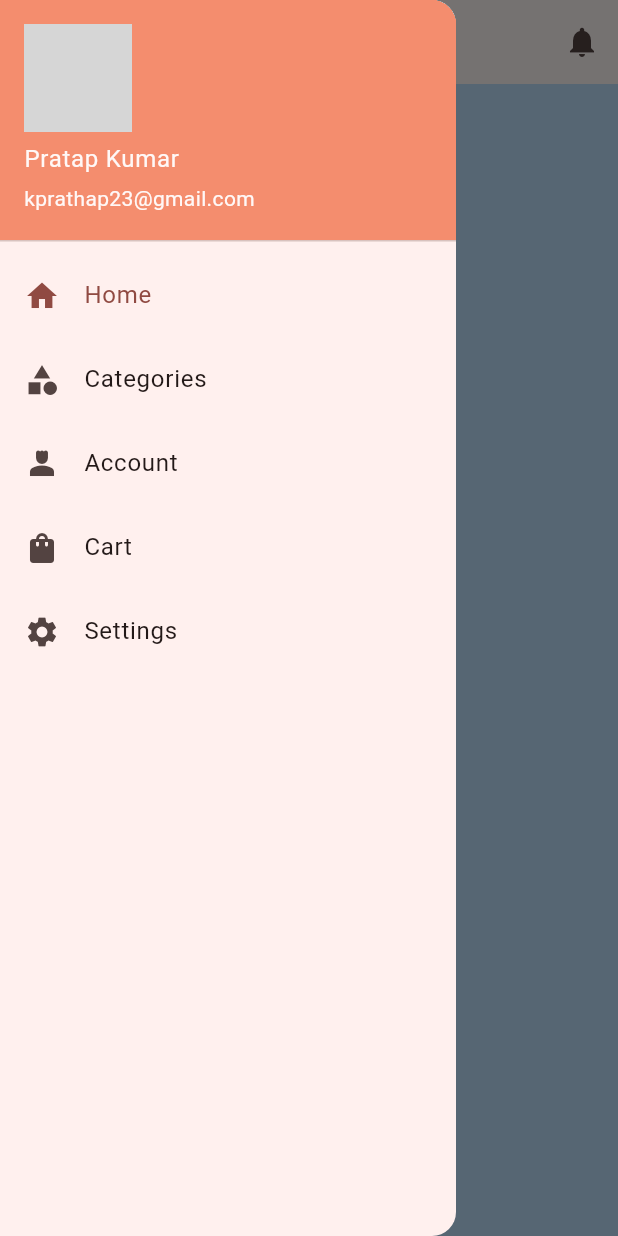
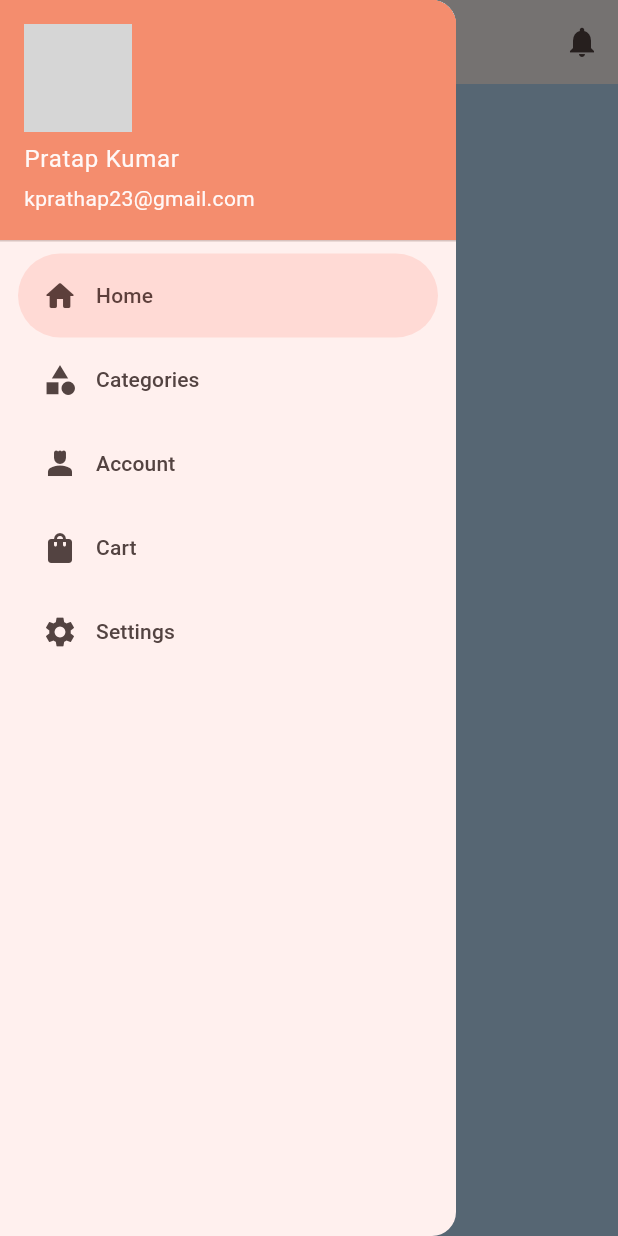
Before and after one commit to kprathap23/FlutterApps, a Flutter app: the screen it shows after launch, with the side drawer open, on a phone screen of 412 x 824 dp. Run offline on Flutter 3.47's test engine with Material 3 defaults, Android fonts, the phone set to English and light mode, and no system bars; our stand-ins replace badges, cached_network_image, connectivity_plus, flutter_rating_bar, timeago, webview_flutter; network calls fail; grey boxes are pictures that could not be loaded.

Commit message:
added new NavigationDrawer code to support m3

```diff
--- a/flutter_ui_screens/lib/screens/drawer/DrawerNavigationScreen.dart
+++ b/flutter_ui_screens/lib/screens/drawer/DrawerNavigationScreen.dart
@@ -18,13 +18,11 @@ class DrawerNavgiationScreen extends StatefulWidget {
 
 class _DrawerNavgiationScreenState extends State<DrawerNavgiationScreen> {
   int _selectedIndex = 0;
-  static const TextStyle optionStyle =
-      TextStyle(fontSize: 30, fontWeight: FontWeight.bold);
-  List<Widget> _widgetOptions = <Widget>[];
 
   void _onItemTapped(int index) {
     setState(() {
       _selectedIndex = index;
+      Navigator.pop(context);
     });
   }
 
@@ -40,7 +38,8 @@ class _DrawerNavgiationScreenState extends State<DrawerNavgiationScreen> {
               onPressed: () {
                 Navigator.push(
                   context,
-                MaterialPageRoute(builder: (context) => NotificationsScreens()),
+                  MaterialPageRoute(
+                      builder: (context) => const NotificationsScreens()),
                 );
               },
             ),
@@ -55,12 +54,11 @@ class _DrawerNavgiationScreenState extends State<DrawerNavgiationScreen> {
             SettingsScreen(),
           ][_selectedIndex],
         ),
-      drawer: Drawer(
-        child: ListView(
-          // Important: Remove any padding from the ListView.
-          padding: EdgeInsets.zero,
-          children: [
-            const UserAccountsDrawerHeader(
+        drawer: NavigationDrawer(
+          selectedIndex: _selectedIndex,
+          onDestinationSelected: _onItemTapped,
+          children: const [
+            UserAccountsDrawerHeader(
               accountName: Text("Pratap Kumar"),
               accountEmail: Text("kprathap23@gmail.com"),
               decoration: BoxDecoration(
@@ -70,70 +68,124 @@ class _DrawerNavgiationScreenState extends State<DrawerNavgiationScreen> {
                   backgroundImage: NetworkImage(
                       "https://randomuser.me/api/portraits/men/46.jpg")),
             ),
-            // const DrawerHeader(
-            //   decoration: BoxDecoration(
-            //     color: Colors.blue,
+            // Padding(
+            //   padding: EdgeInsets.fromLTRB(28, 16, 16, 10),
+            //   child: Text(
+            //     'Header',
+            //     style: TextStyle(fontSize: 15,fontWeight: FontWeight.w600),
             //   ),
-            //   child: Text('Drawer Header'),
             // ),
-            ListTile(
-              leading: const Icon(Icons.home),
-              title: const Text('Home'),
-              selected: _selectedIndex == 0,
-              onTap: () {
-                // Update the state of the app
-                _onItemTapped(0);
-                // Then close the drawer
-                Navigator.pop(context);
-              },
+            // Divider(),
+            NavigationDrawerDestination(
+              label: Text("Home"),
+              icon: Icon(Icons.home),
+              selectedIcon: Icon(Icons.home_rounded),
             ),
-            ListTile(
-              leading: const Icon(Icons.category),
-              title: const Text('Categories'),
-              selected: _selectedIndex == 1,
-              onTap: () {
-                // Update the state of the app
-                _onItemTapped(1);
-                // Then close the drawer
-                Navigator.pop(context);
-              },
+            NavigationDrawerDestination(
+              label: Text("Categories"),
+              icon: Icon(Icons.category),
+              selectedIcon: Icon(Icons.category_rounded),
             ),
-            ListTile(
-              leading: const Icon(Icons.person_4),
-              title: const Text('Account'),
-              selected: _selectedIndex == 2,
-              onTap: () {
-                // Update the state of the app
-                _onItemTapped(2);
-                // Then close the drawer
-                Navigator.pop(context);
-              },
+
+            NavigationDrawerDestination(
+              label: Text("Account"),
+              icon: Icon(Icons.person_4),
+              selectedIcon: Icon(Icons.person_4_rounded),
             ),
-            ListTile(
-              leading: const Icon(Icons.shopping_bag),
-              title: const Text('Cart'),
-              selected: _selectedIndex == 3,
-              onTap: () {
-                // Update the state of the app
-                _onItemTapped(3);
-                // Then close the drawer
-                Navigator.pop(context);
-              },
+
+            NavigationDrawerDestination(
+              label: Text("Cart"),
+              icon: Icon(Icons.shopping_bag),
+              selectedIcon: Icon(Icons.shopping_bag_rounded),
             ),
-            ListTile(
-              leading: const Icon(Icons.settings),
-              title: const Text('Settings'),
-              selected: _selectedIndex == 4,
-              onTap: () {
-                // Update the state of the app
-                _onItemTapped(4);
-                // Then close the drawer
-                Navigator.pop(context);
-              },
+
+            NavigationDrawerDestination(
+              label: Text("Settings"),
+              icon: Icon(Icons.settings),
+              selectedIcon: Icon(Icons.settings_rounded),
             ),
           ],
-        ),
-      ),
+        )
+        // old drawer code
+        // drawer: Drawer(
+        //   child: ListView(
+        //     // Important: Remove any padding from the ListView.
+        //     padding: EdgeInsets.zero,
+        //     children: [
+        //       const UserAccountsDrawerHeader(
+        //         accountName: Text("Pratap Kumar"),
+        //         accountEmail: Text("kprathap23@gmail.com"),
+        //         decoration: BoxDecoration(
+        //           color: Color.fromARGB(255, 244, 141, 110),
+        //         ),
+        //         currentAccountPicture: CircleAvatar(
+        //             backgroundImage: NetworkImage(
+        //                 "https://randomuser.me/api/portraits/men/46.jpg")),
+        //       ),
+        //       // const DrawerHeader(
+        //       //   decoration: BoxDecoration(
+        //       //     color: Colors.blue,
+        //       //   ),
+        //       //   child: Text('Drawer Header'),
+        //       // ),
+        //       ListTile(
+        //         leading: const Icon(Icons.home),
+        //         title: const Text('Home'),
+        //         selected: _selectedIndex == 0,
+        //         onTap: () {
+        //           // Update the state of the app
+        //           _onItemTapped(0);
+        //           // Then close the drawer
+        //           Navigator.pop(context);
+        //         },
+        //       ),
+        //       ListTile(
+        //         leading: const Icon(Icons.category),
+        //         title: const Text('Categories'),
+        //         selected: _selectedIndex == 1,
+        //         onTap: () {
+        //           // Update the state of the app
+        //           _onItemTapped(1);
+        //           // Then close the drawer
+        //           Navigator.pop(context);
+        //         },
+        //       ),
+        //       ListTile(
+        //         leading: const Icon(Icons.person_4),
+        //         title: const Text('Account'),
+        //         selected: _selectedIndex == 2,
+        //         onTap: () {
+        //           // Update the state of the app
+        //           _onItemTapped(2);
+        //           // Then close the drawer
+        //           Navigator.pop(context);
+        //         },
+        //       ),
+        //       ListTile(
+        //         leading: const Icon(Icons.shopping_bag),
+        //         title: const Text('Cart'),
+        //         selected: _selectedIndex == 3,
+        //         onTap: () {
+        //           // Update the state of the app
+        //           _onItemTapped(3);
+        //           // Then close the drawer
+        //           Navigator.pop(context);
+        //         },
+        //       ),
+        //       ListTile(
+        //         leading: const Icon(Icons.settings),
+        //         title: const Text('Settings'),
+        //         selected: _selectedIndex == 4,
+        //         onTap: () {
+        //           // Update the state of the app
+        //           _onItemTapped(4);
+        //           // Then close the drawer
+        //           Navigator.pop(context);
+        //         },
+        //       ),
+        //     ],
+        //   ),
+        // ),
         );
   }
 }
```
Lines whose indentation alone changed are shown as unchanged.
